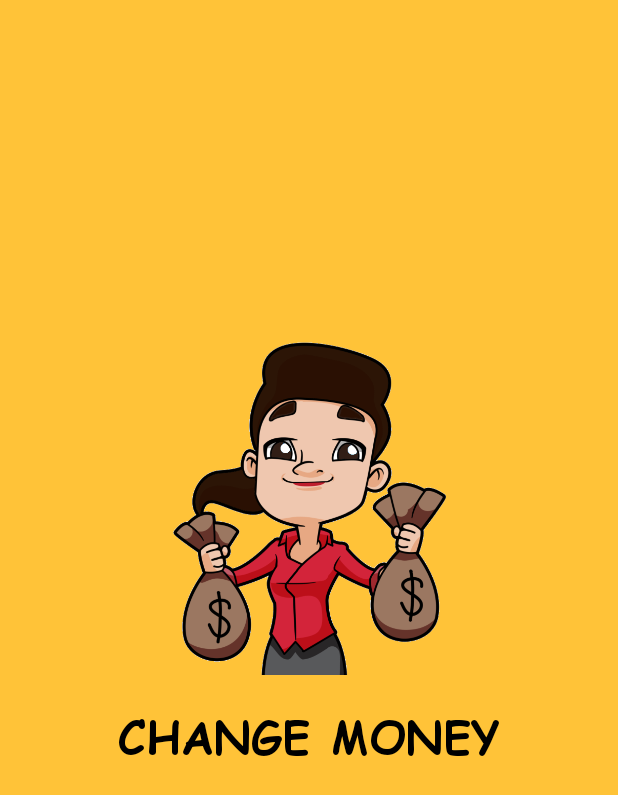
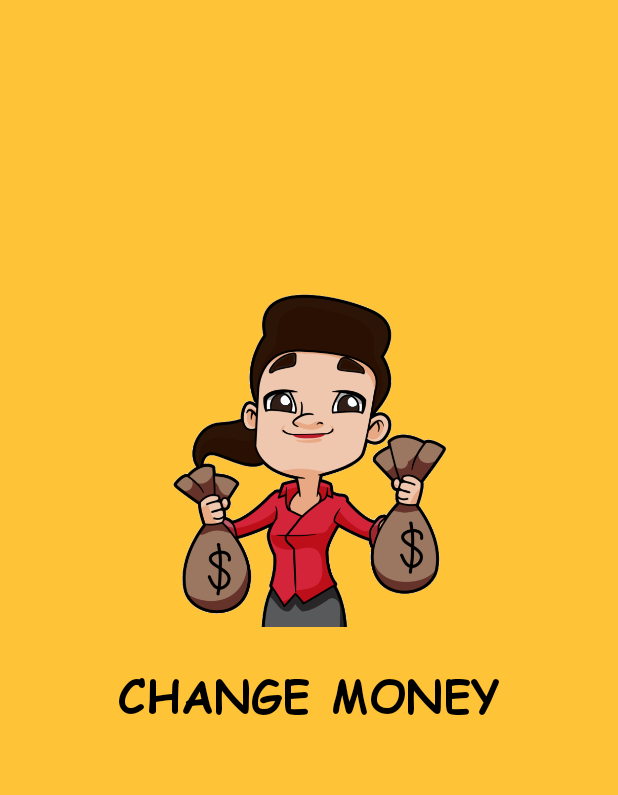
Before and after one commit to kanuntd/ChangeMoney, an Android app: the layout fragment_index.xml on its own in the app's theme, with its tools: preview values and no code run, on a phone screen of 412 x 824 dp. Shown: the top 795 px of the screen. Run offline under Robolectric (Android 15) with nearby library versions, the phone set to English and light mode, and no system bars.

Commit message:
tranformation&Toat&ViewModel

```diff
--- a/app/build.gradle
+++ b/app/build.gradle
@@ -42,4 +42,5 @@ dependencies {
     implementation "androidx.navigation:navigation-fragment-ktx:$nav_version"
     implementation "androidx.navigation:navigation-ui-ktx:$nav_version"
     implementation 'com.jakewharton.timber:timber:4.7.1'
+    implementation 'androidx.lifecycle:lifecycle-extensions:2.0.0'
 }
--- a/app/src/main/res/layout/fragment_index.xml
+++ b/app/src/main/res/layout/fragment_index.xml
@@ -2,6 +2,11 @@
 <layout xmlns:app="http://schemas.android.com/apk/res-auto"
     xmlns:tools="http://schemas.android.com/tools"
     xmlns:android="http://schemas.android.com/apk/res/android">
+    <data>
+        <variable
+            name="indexViewModel"
+            type="buu.informatics.s59161081.changmoney.IndexViewModel" />
+    </data>
 
     <androidx.constraintlayout.widget.ConstraintLayout
         android:id="@+id/indexFragment"
@@ -13,9 +18,7 @@
             android:id="@+id/logo"
             android:layout_width="195dp"
             android:layout_height="222dp"
-            android:layout_marginStart="16dp"
-            android:layout_marginTop="228dp"
-            android:layout_marginEnd="16dp"
+            android:layout_marginTop="196dp"
             app:layout_constraintEnd_toEndOf="parent"
             app:layout_constraintStart_toStartOf="parent"
             app:layout_constraintTop_toTopOf="parent"
@@ -25,17 +28,27 @@
             android:id="@+id/textView"
             android:layout_width="wrap_content"
             android:layout_height="wrap_content"
-            android:layout_marginStart="16dp"
-            android:layout_marginEnd="16dp"
+            android:layout_marginTop="24dp"
             android:fontFamily="@font/comicbd"
             android:text="@string/appName"
             android:textColor="@android:color/background_dark"
             android:textSize="30sp"
-            app:layout_constraintBottom_toBottomOf="parent"
             app:layout_constraintEnd_toEndOf="parent"
             app:layout_constraintStart_toStartOf="parent"
-            app:layout_constraintTop_toBottomOf="@+id/logo"
-            app:layout_constraintVertical_bias="0.058" />
+            app:layout_constraintTop_toBottomOf="@+id/logo" />
+
+        <TextView
+            android:id="@+id/timeText"
+            android:layout_width="wrap_content"
+            android:layout_height="wrap_content"
+            android:layout_marginTop="8dp"
+            android:fontFamily="@font/comicbd"
+            android:text="@{indexViewModel.currentTimeString}"
+            android:textColor="@android:color/background_light"
+            android:textSize="24sp"
+            app:layout_constraintEnd_toEndOf="parent"
+            app:layout_constraintStart_toStartOf="parent"
+            app:layout_constraintTop_toBottomOf="@+id/textView" />
 
     </androidx.constraintlayout.widget.ConstraintLayout>
 </layout>
```
Also changed, not shown: app/src/main/java/buu/informatics/s59161081/changmoney/IndexFragment.kt (+27 -18 lines), app/src/main/java/buu/informatics/s59161081/changmoney/IndexViewModel.kt (added, +64 -0 lines).
